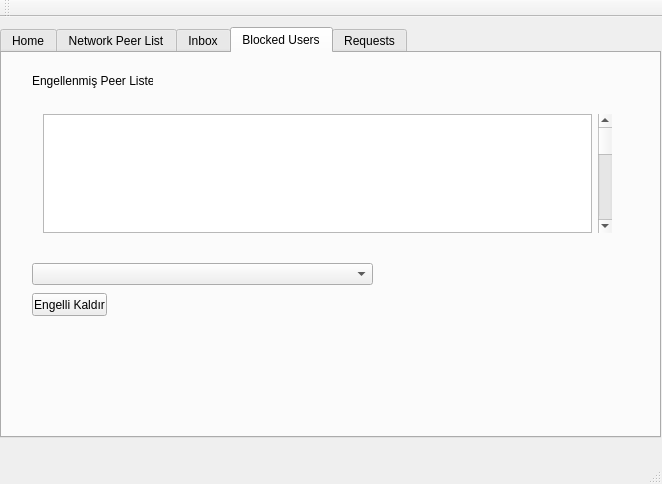
Old version of the form mainwindow3.ui in the repository dagdelenmustafa/DistributedMicroBloggingProject.
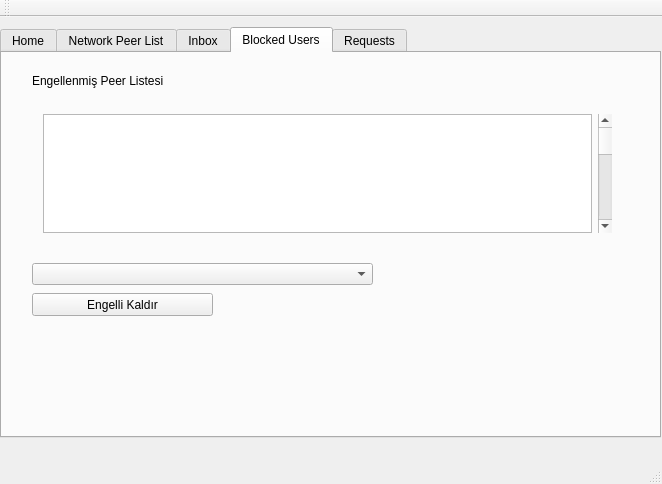
New version of the form. The open tabs and pages were chosen to show the change.

Diff of the .ui file:
```diff
--- a/mainwindow3.ui
+++ b/mainwindow3.ui
@@ -327,7 +327,7 @@
        <rect>
         <x>30</x>
         <y>20</y>
-        <width>121</width>
+        <width>221</width>
         <height>16</height>
        </rect>
       </property>
@@ -340,7 +340,7 @@
        <rect>
         <x>30</x>
         <y>240</y>
-        <width>75</width>
+        <width>181</width>
         <height>23</height>
        </rect>
       </property>
```
Left out of the diff: 4 changed lines with no effect on the pictures.
